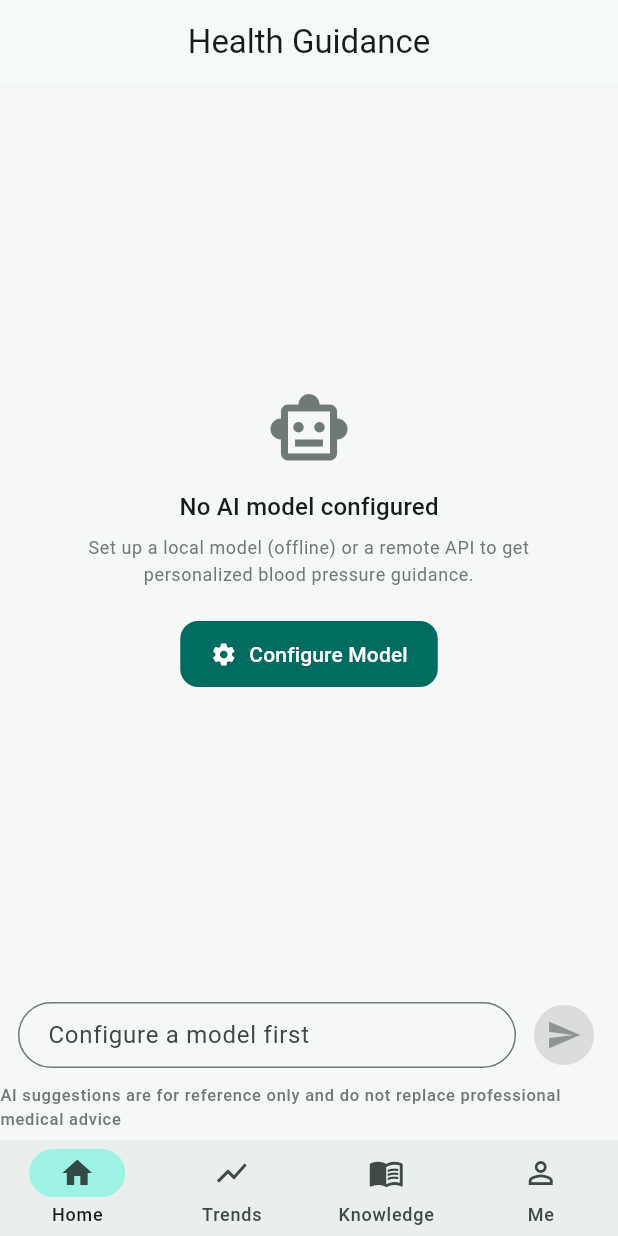
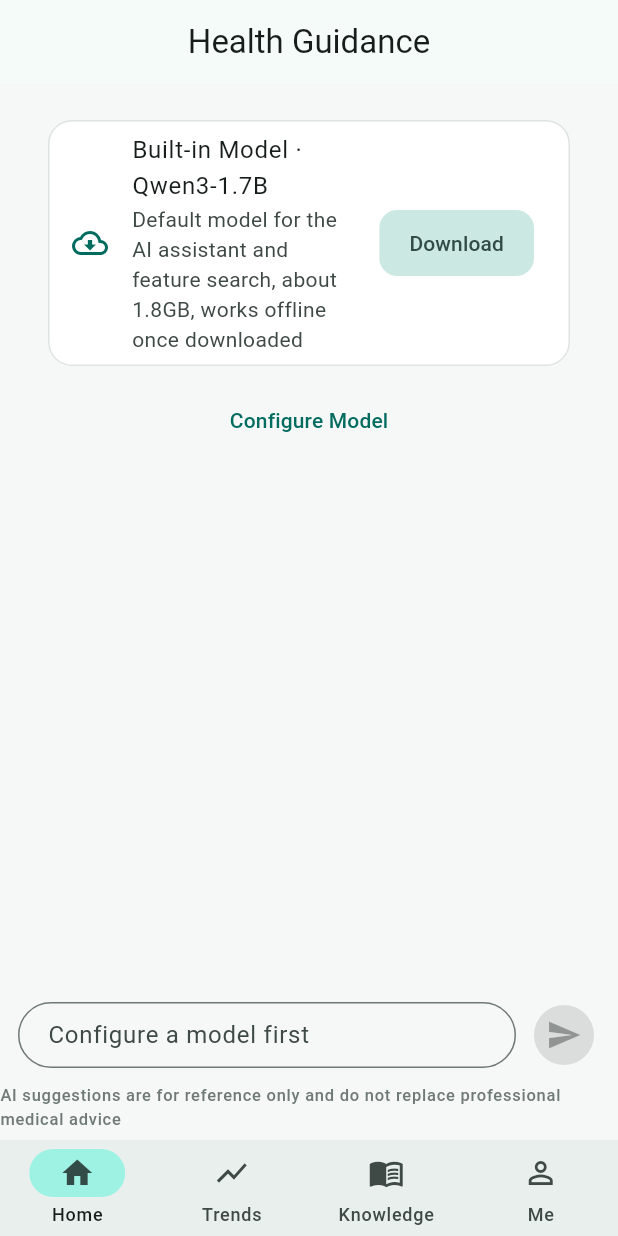
Before and after one commit to zhaoxuan-inside/BloodPressed, a Flutter app: the AssistantPage screen opened by its route, on a phone screen of 412 x 824 dp. Run offline on Flutter 3.47's test engine with Material 3 defaults, Android fonts, the phone set to English and light mode, and no system bars; our stand-ins replace dio, fl_chart, flutter_local_notifications, flutter_markdown_plus, flutter_riverpod, flutter_timezone and 8 more; missing offline and left inert: fluwx, llamadart, onnxruntime; accounts and stored records are empty.

Commit message:
feat(llm): 内置模型下载引导 UI——确认弹窗/进度卡片/助手 Tab 可见条件（builtin-001 Slice2）
- BuiltinModelCard：下载确认（体积与 Wi-Fi 告知）→ 进度/暂停/续传/失败重试 → 就绪三态；
  下载完成置就绪态并在无用户档案时立即激活（不持久化激活 id）
- 「我的→AI 模型」常驻内置卡片；助手页全新安装展示下载引导态（保留去配置入口）
- 助手 Tab 可见条件改为「有用户档案 或 内置就绪」；不可用时自动跳回首页
- 助手页模型标签改用 effective 档案（内置激活时正确显示 Qwen3-1.7B）
- l10n zh/en 10 条新词条；RealAppHarness 支持 builtin 覆写
- UI 测试 7 项：Tab 可见性×2、引导态×2、卡片状态机×3（全量 161 绿）

```diff
--- a/lib/core/router/app_router.dart
+++ b/lib/core/router/app_router.dart
@@ -17,8 +17,8 @@ const int _assistantBranchIndex = 2;
 
 /// 底部导航外壳。
 ///
-/// AI助手入口仅在已配置模型（本地或远端 LlmProfile 存在）时显示；
-/// 停留在该分支时配置被删空则自动跳回首页。
+/// AI助手入口在「已配置模型或内置默认模型就绪」时显示；
+/// 停留在该分支时模型可用性消失（档案删空且内置未就绪）则自动跳回首页。
 class ShellScaffold extends ConsumerWidget {
   const ShellScaffold({super.key, required this.navigationShell});
 
@@ -28,17 +28,20 @@ class ShellScaffold extends ConsumerWidget {
   Widget build(BuildContext context, WidgetRef ref) {
     final l10n = AppLocalizations.of(context);
     final profiles = ref.watch(llmProfilesProvider).valueOrNull ?? const [];
-    final hasModel = profiles.isNotEmpty;
+    final hasModel =
+        profiles.isNotEmpty || ref.watch(builtinModelReadyProvider);
 
-    // 配置删空且当前停在 AI助手分支：退回首页，避免停留在已隐藏的入口
+    // 模型可用性消失且当前停在 AI助手分支：退回首页，避免停留在已隐藏的入口
     ref.listen(llmProfilesProvider, (prev, next) {
       final empty = (next.valueOrNull ?? const []).isEmpty;
+      final builtinReady = ref.read(builtinModelReadyProvider);
       if (empty &&
+          !builtinReady &&
           navigationShell.currentIndex == _assistantBranchIndex &&
           context.mounted) {
         context.go('/home');
       }
-    });    // 显示序号 → branch 索引（无模型配置时 AI助手分支不渲染）
+    });    // 显示序号 → branch 索引（无模型可用时 AI助手分支不渲染）
     final visibleBranches = [
       0,
       1,
--- a/lib/features/assistant/presentation/assistant_page.dart
+++ b/lib/features/assistant/presentation/assistant_page.dart
@@ -5,6 +5,7 @@ import 'package:go_router/go_router.dart';
 import 'package:blood_pressed/core/widgets/common_widgets.dart';
 import 'package:blood_pressed/features/llm/domain/llm_models.dart';
 import 'package:blood_pressed/features/llm/presentation/controllers/llm_providers.dart';
+import 'package:blood_pressed/features/llm/presentation/widgets/builtin_model_card.dart';
 import 'package:blood_pressed/features/assistant/presentation/controllers/assistant_providers.dart';
 import 'package:blood_pressed/l10n/app_localizations.dart';
 
@@ -51,10 +52,12 @@ class _AssistantPageState extends ConsumerState<AssistantPage> {
     final theme = Theme.of(context);
     final l10n = AppLocalizations.of(context);
     final state = ref.watch(assistantProvider);
-    final activeProfile = ref.watch(activeLlmProfileProvider);
+    final effectiveProfile = ref.watch(effectiveLlmProfileProvider);
     final engineState = ref.watch(llmEngineProvider);
+    final hasUserModel = ref.watch(activeLlmProfileProvider) != null;
+    final builtinReady = ref.watch(builtinModelReadyProvider);
 
-    final hasModel = activeProfile != null &&
+    final hasModel = effectiveProfile != null &&
         (engineState.status == LlmEngineStatus.ready ||
             engineState.status == LlmEngineStatus.idle ||
             engineState.status == LlmEngineStatus.loading);
@@ -64,9 +67,9 @@ class _AssistantPageState extends ConsumerState<AssistantPage> {
         title: Column(
           children: [
             Text(l10n.assistantTitle),
-            if (activeProfile != null)
+            if (effectiveProfile != null)
               Text(
-                l10n.assistantModelLabel(activeProfile.name),
+                l10n.assistantModelLabel(effectiveProfile.name),
                 style: theme.textTheme.labelSmall
                     ?.copyWith(color: theme.colorScheme.outline),
               ),
@@ -96,7 +99,22 @@ class _AssistantPageState extends ConsumerState<AssistantPage> {
         children: [
           Expanded(
             child: !hasModel
-                ? _NoModelHint(onConfigure: () => context.push('/llm'))
+                ? !hasUserModel && !builtinReady
+                    // 全新安装：内置模型未下载 → 下载引导卡片
+                    ? SingleChildScrollView(
+                        padding: const EdgeInsets.all(16),
+                        child: Column(
+                          children: [
+                            const BuiltinModelCard(),
+                            const SizedBox(height: 12),
+                            TextButton(
+                              onPressed: () => context.push('/llm'),
+                              child: Text(l10n.goConfigure),
+                            ),
+                          ],
+                        ),
+                      )
+                    : _NoModelHint(onConfigure: () => context.push('/llm'))
                 : state.messages.isEmpty && state.streamingContent == null
                     ? _Welcome(onSuggest: (s) {
                         _inputCtrl.text = s;
--- a/lib/features/llm/presentation/llm_settings_page.dart
+++ b/lib/features/llm/presentation/llm_settings_page.dart
@@ -9,6 +9,7 @@ import 'package:blood_pressed/core/widgets/common_widgets.dart';
 import 'package:blood_pressed/l10n/app_localizations.dart';
 import 'package:blood_pressed/features/llm/domain/llm_models.dart';
 import 'package:blood_pressed/features/llm/presentation/controllers/llm_providers.dart';
+import 'package:blood_pressed/features/llm/presentation/widgets/builtin_model_card.dart';
 import 'model_market_page.dart';
 import 'remote_profile_edit_page.dart';
 
@@ -48,6 +49,8 @@ class _LlmSettingsPageState extends ConsumerState<LlmSettingsPage> {
               ),
               if (engineState.error != null)
                 ErrorBanner(engineState.error!),
+              // 内置默认模型常驻卡片（下载引导/进度/就绪态）
+              const BuiltinModelCard(),
               if (profiles.isEmpty)
                 EmptyState(
                   icon: Icons.smart_toy_outlined,
--- /dev/null
+++ b/lib/features/llm/presentation/widgets/builtin_model_card.dart
@@ -0,0 +1,228 @@
+import 'package:flutter/material.dart';
+import 'package:flutter_riverpod/flutter_riverpod.dart';
+
+import 'package:blood_pressed/core/widgets/common_widgets.dart';
+import 'package:blood_pressed/features/llm/data/model_downloader.dart';
+import 'package:blood_pressed/features/llm/data/modelscope_client.dart';
+import 'package:blood_pressed/features/llm/domain/builtin_model.dart';
+import 'package:blood_pressed/features/llm/presentation/controllers/llm_providers.dart';
+import 'package:blood_pressed/l10n/app_localizations.dart';
+
+/// 内置默认模型卡片：下载引导 / 下载进度 / 就绪态三态合一。
+///
+/// 「我的 → AI 模型」常驻展示；助手页在无任何模型且内置未下载时复用为
+/// 下载引导。下载完成把 [builtinModelReadyProvider] 置真（会话内即生效，
+/// 重启由 main() 按文件存在性播种），并在用户无激活档案时立即激活内置
+/// 引擎——不走 [activateAndPersist]：内置档案不持久化激活 id，保持
+/// 「用户档案永远优先」的解析语义。
+class BuiltinModelCard extends ConsumerWidget {
+  const BuiltinModelCard({super.key, this.subtitleOverride});
+
+  /// 覆盖副标题文案（助手页引导场景用完整说明替代状态文案）。
+  final String? subtitleOverride;
+
+  @override
+  Widget build(BuildContext context, WidgetRef ref) {
+    final ready = ref.watch(builtinModelReadyProvider);
+    final task = ref.watch(modelDownloaderProvider).task(builtinDownloadKey());
+    final activeNow =
+        ref.watch(llmEngineProvider).activeProfileId == kBuiltinProfileId;
+    final hasUserModel = ref.watch(activeLlmProfileProvider) != null;
+
+    ref.listen(modelDownloaderProvider, (_, _) {
+      final t = ref.read(modelDownloaderProvider).task(builtinDownloadKey());
+      if (t?.status == DownloadStatus.completed &&
+          !ref.read(builtinModelReadyProvider)) {
+        ref.read(builtinModelReadyProvider.notifier).state = true;
+        // 无用户激活档案时立即激活内置引擎（懒激活的提前量，非持久化）
+        if (ref.read(activeLlmProfileProvider) == null) {
+          final profile = ref.read(builtinLlmProfileProvider);
+          if (profile != null) {
+            ref.read(llmEngineProvider.notifier).activate(profile);
+          }
+        }
+      }
+    });
+
+    return BuiltinModelCardView(
+      ready: ready,
+      activeNow: activeNow,
+      hasUserModel: hasUserModel,
+      progress: task?.status == DownloadStatus.running ||
+              task?.status == DownloadStatus.queued
+          ? task!.progress
+          : null,
+      paused: task?.status == DownloadStatus.paused,
+      failed: task?.status == DownloadStatus.failed,
+      subtitleOverride: subtitleOverride,
+      onDownload: () => _startDownload(context, ref),
+      onPause: () => ref.read(modelDownloaderProvider).pause(builtinDownloadKey()),
+      onResume: () => _startDownload(context, ref, silent: true),
+      onActivate: () {
+        final profile = ref.read(builtinLlmProfileProvider);
+        if (profile != null) {
+          ref.read(llmEngineProvider.notifier).activate(profile);
+        }
+      },
+      onRetryErrorDismiss: () =>
+          ref.read(modelDownloaderProvider).removeTask(builtinDownloadKey()),
+    );
+  }
+
+  /// 开始（或断点续传）内置模型下载。先经确认弹窗（体积/流量告知），
+  /// [silent] 用于暂停后续传，不再重复弹窗。
+  Future<void> _startDownload(
+    BuildContext context,
+    WidgetRef ref, {
+    bool silent = false,
+  }) async {
+    final l10n = AppLocalizations.of(context);
+    if (!silent) {
+      final ok = await showConfirmDialog(
+        context,
+        title: l10n.builtinDownloadTitle,
+        content: l10n.builtinDownloadBody,
+        confirmText: l10n.builtinDownloadConfirm,
+      );
+      if (!ok) return;
+    }
+    final files = await ref.read(modelscopeClientProvider).listGgufFiles(
+          kBuiltinRepoId,
+        );
+    ModelScopeFile? file;
+    for (final f in files) {
+      if (f.path == kBuiltinFileName ||
+          f.path.endsWith('/$kBuiltinFileName')) {
+        file = f;
+      }
+    }
+    if (!context.mounted) return;
+    if (file == null) {
+      ScaffoldMessenger.of(context).showSnackBar(
+          SnackBar(content: Text(l10n.builtinDownloadFailed)));
+      return;
+    }
+    await ref.read(modelDownloaderProvider).start(kBuiltinRepoId, file);
+  }
+}
+
+/// 卡片纯展示层（状态由 props 驱动，便于无网络单测）。
+class BuiltinModelCardView extends StatelessWidget {
+  const BuiltinModelCardView({
+    super.key,
+    required this.ready,
+    required this.activeNow,
+    required this.hasUserModel,
+    this.progress,
+    this.paused = false,
+    this.failed = false,
+    this.subtitleOverride,
+    this.onDownload,
+    this.onPause,
+    this.onResume,
+    this.onActivate,
+    this.onRetryErrorDismiss,
+  });
+
+  final bool ready;
+  final bool activeNow;
+  final bool hasUserModel;
+  final double? progress;
+  final bool paused;
+  final bool failed;
+  final String? subtitleOverride;
+  final VoidCallback? onDownload;
+  final VoidCallback? onPause;
+  final VoidCallback? onResume;
+  final VoidCallback? onActivate;
+  final VoidCallback? onRetryErrorDismiss;
+
+  @override
+  Widget build(BuildContext context) {
+    final theme = Theme.of(context);
+    final l10n = AppLocalizations.of(context);
+    final downloading = progress != null;
+
+    final String subtitle;
+    if (subtitleOverride != null) {
+      subtitle = subtitleOverride!;
+    } else if (downloading) {
+      subtitle = l10n.builtinDownloading((progress! * 100).round());
+    } else if (paused) {
+      subtitle = l10n.builtinDownloadPaused;
+    } else if (ready) {
+      subtitle = l10n.builtinModelReadySubtitle;
+    } else {
+      subtitle = l10n.builtinModelMissingSubtitle;
+    }
+
+    Widget? trailing;
+    if (downloading) {
+      trailing = IconButton(
+        tooltip: l10n.builtinDownloadPaused,
+        icon: const Icon(Icons.pause_circle_outline),
+        onPressed: onPause,
+      );
+    } else if (paused) {
+      trailing = IconButton(
+        tooltip: l10n.builtinDownloadConfirm,
+        icon: const Icon(Icons.play_circle_outline),
+        onPressed: onResume,
+      );
+    } else if (!ready) {
+      trailing = onDownload == null
+          ? null
+          : FilledButton.tonal(
+              onPressed: onDownload,
+              child: Text(l10n.builtinDownloadConfirm),
+            );
+    } else if (!activeNow && !hasUserModel) {
+      trailing = onActivate == null
+          ? null
+          : FilledButton.tonal(
+              onPressed: onActivate,
+              child: Text(l10n.builtinUseNow),
+            );
+    }
+
+    return Card(
+      margin: const EdgeInsets.fromLTRB(16, 8, 16, 0),
+      child: ListTile(
+        leading: Icon(
+          ready ? Icons.verified_outlined : Icons.cloud_download_outlined,
+          color: theme.colorScheme.primary,
+        ),
+        title: Text(l10n.builtinModelTitle),
+        subtitle: Column(
+          crossAxisAlignment: CrossAxisAlignment.start,
+          children: [
+            Text(subtitle),
+            if (downloading)
+              Padding(
+                padding: const EdgeInsets.only(top: 6),
+                child: LinearProgressIndicator(value: progress),
+              ),
+            if (failed)
+              Padding(
+                padding: const EdgeInsets.only(top: 4),
+                child: Row(
+                  children: [
+                    Text(
+                      l10n.builtinDownloadFailed,
+                      style: TextStyle(color: theme.colorScheme.error),
+                    ),
+                    TextButton(
+                      onPressed: onRetryErrorDismiss,
+                      child: Text(l10n.retry),
+                    ),
+                  ],
+                ),
+              ),
+          ],
+        ),
+        isThreeLine: downloading || failed,
+        trailing: trailing,
+      ),
+    );
+  }
+}
--- a/lib/l10n/app_en.arb
+++ b/lib/l10n/app_en.arb
@@ -321,6 +321,23 @@
   "okGotIt": "Got it",
   "llmTitle": "AI Models",
   "llmLoadFailed": "Failed to load profiles: {error}",
+  "builtinModelTitle": "Built-in Model · Qwen3-1.7B",
+  "builtinModelReadySubtitle": "Downloaded · works offline",
+  "builtinModelMissingSubtitle": "Default model for the AI assistant and feature search, about 1.8GB, works offline once downloaded",
+  "builtinDownloadTitle": "Download the built-in model?",
+  "builtinDownloadBody": "Qwen3-1.7B (Q8_0 quantized) is about 1.8GB. Once downloaded, the AI assistant and feature search work offline. Wi-Fi recommended.",
+  "builtinDownloadConfirm": "Download",
+  "builtinDownloading": "Downloading {percent}%",
+  "@builtinDownloading": {
+    "placeholders": {
+      "percent": {
+        "type": "int"
+      }
+    }
+  },
+  "builtinDownloadPaused": "Paused",
+  "builtinDownloadFailed": "Download failed",
+  "builtinUseNow": "Use built-in model",
   "@llmLoadFailed": {
     "placeholders": {
       "error": {
--- a/lib/l10n/app_localizations.dart
+++ b/lib/l10n/app_localizations.dart
@@ -980,6 +980,66 @@ abstract class AppLocalizations {
   /// **'Failed to load profiles: {error}'**
   String llmLoadFailed(String error);
 
+  /// No description provided for @builtinModelTitle.
+  ///
+  /// In en, this message translates to:
+  /// **'Built-in Model · Qwen3-1.7B'**
+  String get builtinModelTitle;
+
+  /// No description provided for @builtinModelReadySubtitle.
+  ///
+  /// In en, this message translates to:
+  /// **'Downloaded · works offline'**
+  String get builtinModelReadySubtitle;
+
+  /// No description provided for @builtinModelMissingSubtitle.
+  ///
+  /// In en, this message translates to:
+  /// **'Default model for the AI assistant and feature search, about 1.8GB, works offline once downloaded'**
+  String get builtinModelMissingSubtitle;
+
+  /// No description provided for @builtinDownloadTitle.
+  ///
+  /// In en, this message translates to:
+  /// **'Download the built-in model?'**
+  String get builtinDownloadTitle;
+
+  /// No description provided for @builtinDownloadBody.
+  ///
+  /// In en, this message translates to:
+  /// **'Qwen3-1.7B (Q8_0 quantized) is about 1.8GB. Once downloaded, the AI assistant and feature search work offline. Wi-Fi recommended.'**
+  String get builtinDownloadBody;
+
+  /// No description provided for @builtinDownloadConfirm.
+  ///
+  /// In en, this message translates to:
+  /// **'Download'**
+  String get builtinDownloadConfirm;
+
+  /// No description provided for @builtinDownloading.
+  ///
+  /// In en, this message translates to:
+  /// **'Downloading {percent}%'**
+  String builtinDownloading(int percent);
+
+  /// No description provided for @builtinDownloadPaused.
+  ///
+  /// In en, this message translates to:
+  /// **'Paused'**
+  String get builtinDownloadPaused;
+
+  /// No description provided for @builtinDownloadFailed.
+  ///
+  /// In en, this message translates to:
+  /// **'Download failed'**
+  String get builtinDownloadFailed;
+
+  /// No description provided for @builtinUseNow.
+  ///
+  /// In en, this message translates to:
+  /// **'Use built-in model'**
+  String get builtinUseNow;
+
   /// No description provided for @llmIntro.
   ///
   /// In en, this message translates to:
--- a/lib/l10n/app_localizations_en.dart
+++ b/lib/l10n/app_localizations_en.dart
@@ -511,6 +511,40 @@ class AppLocalizationsEn extends AppLocalizations {
   String llmLoadFailed(String error) {
     return 'Failed to load profiles: $error';
   }
+
+  @override
+  String get builtinModelTitle => 'Built-in Model · Qwen3-1.7B';
+
+  @override
+  String get builtinModelReadySubtitle => 'Downloaded · works offline';
+
+  @override
+  String get builtinModelMissingSubtitle =>
+      'Default model for the AI assistant and feature search, about 1.8GB, works offline once downloaded';
+
+  @override
+  String get builtinDownloadTitle => 'Download the built-in model?';
+
+  @override
+  String get builtinDownloadBody =>
+      'Qwen3-1.7B (Q8_0 quantized) is about 1.8GB. Once downloaded, the AI assistant and feature search work offline. Wi-Fi recommended.';
+
+  @override
+  String get builtinDownloadConfirm => 'Download';
+
+  @override
+  String builtinDownloading(int percent) {
+    return 'Downloading $percent%';
+  }
+
+  @override
+  String get builtinDownloadPaused => 'Paused';
+
+  @override
+  String get builtinDownloadFailed => 'Download failed';
+
+  @override
+  String get builtinUseNow => 'Use built-in model';
 
   @override
   String get llmIntro =>
--- a/lib/l10n/app_localizations_zh.dart
+++ b/lib/l10n/app_localizations_zh.dart
@@ -494,6 +494,39 @@ class AppLocalizationsZh extends AppLocalizations {
   String llmLoadFailed(String error) {
     return '配置加载失败：$error';
   }
+
+  @override
+  String get builtinModelTitle => '内置模型 · Qwen3-1.7B';
+
+  @override
+  String get builtinModelReadySubtitle => '已下载 · 离线可用';
+
+  @override
+  String get builtinModelMissingSubtitle => 'AI 助手与功能搜索的默认模型，约 1.8GB，下载后离线可用';
+
+  @override
+  String get builtinDownloadTitle => '下载内置模型？';
+
+  @override
+  String get builtinDownloadBody =>
+      'Qwen3-1.7B（Q8_0 量化）约 1.8GB，下载完成后 AI 助手与功能搜索即可离线使用。建议在 Wi-Fi 环境下下载。';
+
+  @override
+  String get builtinDownloadConfirm => '开始下载';
+
+  @override
+  String builtinDownloading(int percent) {
+    return '下载中 $percent%';
+  }
+
+  @override
+  String get builtinDownloadPaused => '已暂停';
+
+  @override
+  String get builtinDownloadFailed => '下载失败';
+
+  @override
+  String get builtinUseNow => '使用内置模型';
 
   @override
   String get llmIntro => '配置本地或远端大模型后，可以使用健康指导、AI 识别血压照片等智能功能。';
--- a/lib/l10n/app_zh.arb
+++ b/lib/l10n/app_zh.arb
@@ -147,6 +147,16 @@
   "okGotIt": "知道了",
   "llmTitle": "AI 模型",
   "llmLoadFailed": "配置加载失败：{error}",
+  "builtinModelTitle": "内置模型 · Qwen3-1.7B",
+  "builtinModelReadySubtitle": "已下载 · 离线可用",
+  "builtinModelMissingSubtitle": "AI 助手与功能搜索的默认模型，约 1.8GB，下载后离线可用",
+  "builtinDownloadTitle": "下载内置模型？",
+  "builtinDownloadBody": "Qwen3-1.7B（Q8_0 量化）约 1.8GB，下载完成后 AI 助手与功能搜索即可离线使用。建议在 Wi-Fi 环境下下载。",
+  "builtinDownloadConfirm": "开始下载",
+  "builtinDownloading": "下载中 {percent}%",
+  "builtinDownloadPaused": "已暂停",
+  "builtinDownloadFailed": "下载失败",
+  "builtinUseNow": "使用内置模型",
   "llmIntro": "配置本地或远端大模型后，可以使用健康指导、AI 识别血压照片等智能功能。",
   "llmEmptyTitle": "尚未配置任何模型",
   "llmEmptySubtitle": "从魔搭社区下载一个本地模型（离线可用），\n或配置一个远端 API（能力更强）。",
```
Also changed, not shown: 2 other files.
